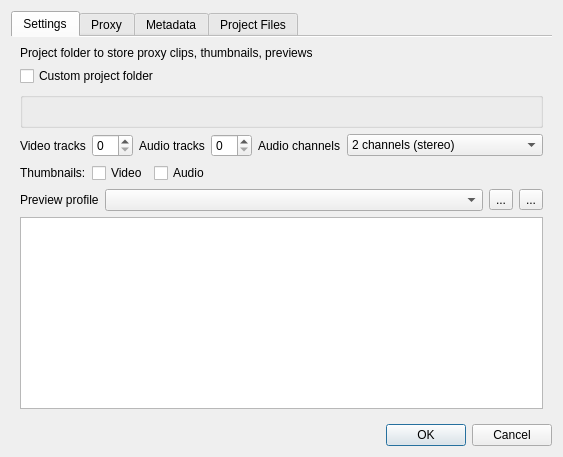
Old version of the form src/ui/projectsettings_ui.ui in the repository KDE/kdenlive.
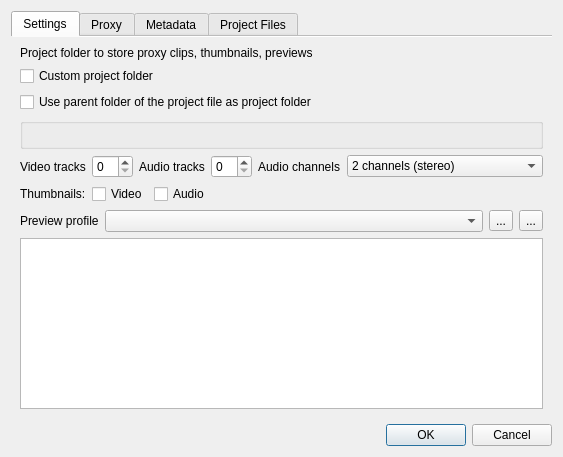
New version of the form. Custom widgets are drawn as their Qt base class.

Commit message:
Add option to save temporary data in same folder as the project file
Fixes #1106

```diff
--- a/src/ui/projectsettings_ui.ui
+++ b/src/ui/projectsettings_ui.ui
@@ -27,52 +27,34 @@
        <string>Settings</string>
       </attribute>
       <layout class="QGridLayout" name="gridLayout">
-       <item row="4" column="0">
+       <item row="7" column="0" colspan="4">
+        <widget class="QPlainTextEdit" name="previewparams">
+         <property name="sizePolicy">
+          <sizepolicy hsizetype="Expanding" vsizetype="Maximum">
+           <horstretch>0</horstretch>
+           <verstretch>0</verstretch>
+          </sizepolicy>
+         </property>
+         <property name="readOnly">
+          <bool>true</bool>
+         </property>
+        </widget>
+       </item>
+       <item row="5" column="0">
         <widget class="QLabel" name="label_2">
          <property name="text">
           <string>Thumbnails:</string>
          </property>
         </widget>
        </item>
-       <item row="4" column="2">
+       <item row="5" column="2">
         <widget class="QCheckBox" name="audio_thumbs">
          <property name="text">
           <string>Audio</string>
          </property>
         </widget>
        </item>
-       <item row="1" column="0" colspan="4">
-        <layout class="QHBoxLayout" name="horizontalLayout">
-         <item>
-          <widget class="QCheckBox" name="custom_folder">
-           <property name="text">
-            <string>Custom project folder</string>
-           </property>
-          </widget>
-         </item>
-         <item>
-          <widget class="KUrlRequester" name="project_folder">
-           <property name="enabled">
-            <bool>false</bool>
-           </property>
-          </widget>
-         </item>
-        </layout>
-       </item>
-       <item row="2" column="0" colspan="4">
-        <widget class="QGroupBox" name="profile_box">
-         <property name="sizePolicy">
-          <sizepolicy hsizetype="Preferred" vsizetype="MinimumExpanding">
-           <horstretch>0</horstretch>
-           <verstretch>0</verstretch>
-          </sizepolicy>
-         </property>
-         <property name="flat">
-          <bool>true</bool>
-         </property>
-        </widget>
-       </item>
-       <item row="3" column="0" colspan="4">
+       <item row="4" column="0" colspan="4">
         <layout class="QHBoxLayout" name="horizontalLayout_2">
          <item>
           <widget class="QLabel" name="label_7">
@@ -128,34 +110,7 @@
          </item>
         </layout>
        </item>
-       <item row="6" column="0" colspan="4">
-        <widget class="QPlainTextEdit" name="previewparams">
-         <property name="sizePolicy">
-          <sizepolicy hsizetype="Expanding" vsizetype="Maximum">
-           <horstretch>0</horstretch>
-           <verstretch>0</verstretch>
-          </sizepolicy>
-         </property>
-         <property name="readOnly">
-          <bool>true</bool>
-         </property>
-        </widget>
-       </item>
-       <item row="0" column="0" colspan="4">
-        <widget class="QLabel" name="label_4">
-         <property name="text">
-          <string>Project folder to store proxy clips, thumbnails, previews</string>
-         </property>
-        </widget>
-       </item>
-       <item row="4" column="1">
-        <widget class="QCheckBox" name="video_thumbs">
-         <property name="text">
-          <string>Video</string>
-         </property>
-        </widget>
-       </item>
-       <item row="4" column="3">
+       <item row="5" column="3">
         <spacer name="horizontalSpacer">
          <property name="orientation">
           <enum>Qt::Horizontal</enum>
@@ -168,7 +123,34 @@
          </property>
         </spacer>
        </item>
-       <item row="5" column="0" colspan="4">
+       <item row="3" column="0" colspan="4">
+        <widget class="QGroupBox" name="profile_box">
+         <property name="sizePolicy">
+          <sizepolicy hsizetype="Preferred" vsizetype="MinimumExpanding">
+           <horstretch>0</horstretch>
+           <verstretch>0</verstretch>
+          </sizepolicy>
+         </property>
+         <property name="flat">
+          <bool>true</bool>
+         </property>
+        </widget>
+       </item>
+       <item row="0" column="0" colspan="4">
+        <widget class="QLabel" name="label_4">
+         <property name="text">
+          <string>Project folder to store proxy clips, thumbnails, previews</string>
+         </property>
+        </widget>
+       </item>
+       <item row="5" column="1">
+        <widget class="QCheckBox" name="video_thumbs">
+         <property name="text">
+          <string>Video</string>
+         </property>
+        </widget>
+       </item>
+       <item row="6" column="0" colspan="4">
         <layout class="QHBoxLayout" name="horizontalLayout_4">
          <item>
           <widget class="QLabel" name="label_25">
@@ -212,6 +194,31 @@
          </item>
         </layout>
        </item>
+       <item row="1" column="0" colspan="4">
+        <layout class="QHBoxLayout" name="horizontalLayout">
+         <item>
+          <widget class="QCheckBox" name="custom_folder">
+           <property name="text">
+            <string>Custom project folder</string>
+           </property>
+          </widget>
+         </item>
+         <item>
+          <widget class="KUrlRequester" name="project_folder" native="true">
+           <property name="enabled">
+            <bool>false</bool>
+           </property>
+          </widget>
+         </item>
+        </layout>
+       </item>
+       <item row="2" column="0" colspan="4">
+        <widget class="QCheckBox" name="same_folder">
+         <property name="text">
+          <string>Use parent folder of the project file as project folder</string>
+         </property>
+        </widget>
+       </item>
       </layout>
       <zorder>label_4</zorder>
       <zorder>profile_box</zorder>
@@ -642,17 +649,17 @@
   </layout>
  </widget>
  <customwidgets>
-  <customwidget>
-   <class>KComboBox</class>
-   <extends>QComboBox</extends>
-   <header>kcombobox.h</header>
-  </customwidget>
   <customwidget>
    <class>KUrlRequester</class>
    <extends>QWidget</extends>
    <header>kurlrequester.h</header>
    <container>1</container>
   </customwidget>
+  <customwidget>
+   <class>KComboBox</class>
+   <extends>QComboBox</extends>
+   <header>kcombobox.h</header>
+  </customwidget>
   <customwidget>
    <class>KTreeWidgetSearchLine</class>
    <extends>QLineEdit</extends>
```
Left out of the diff: 1 changed line with no effect on the pictures. The commit also changes 7 other files.
